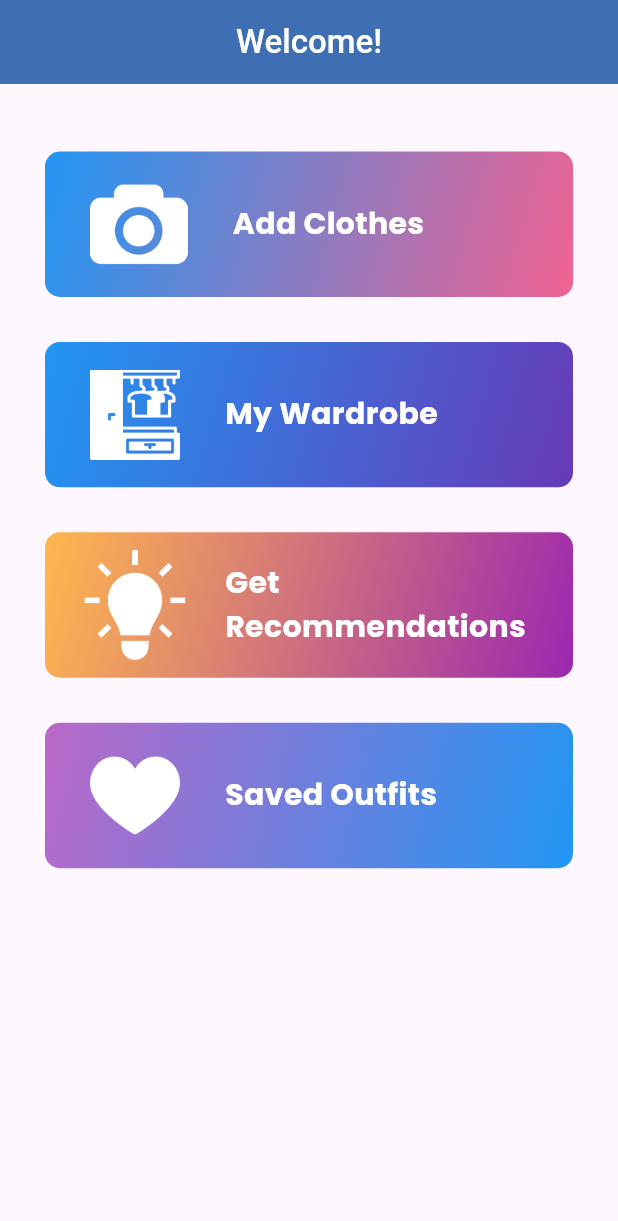
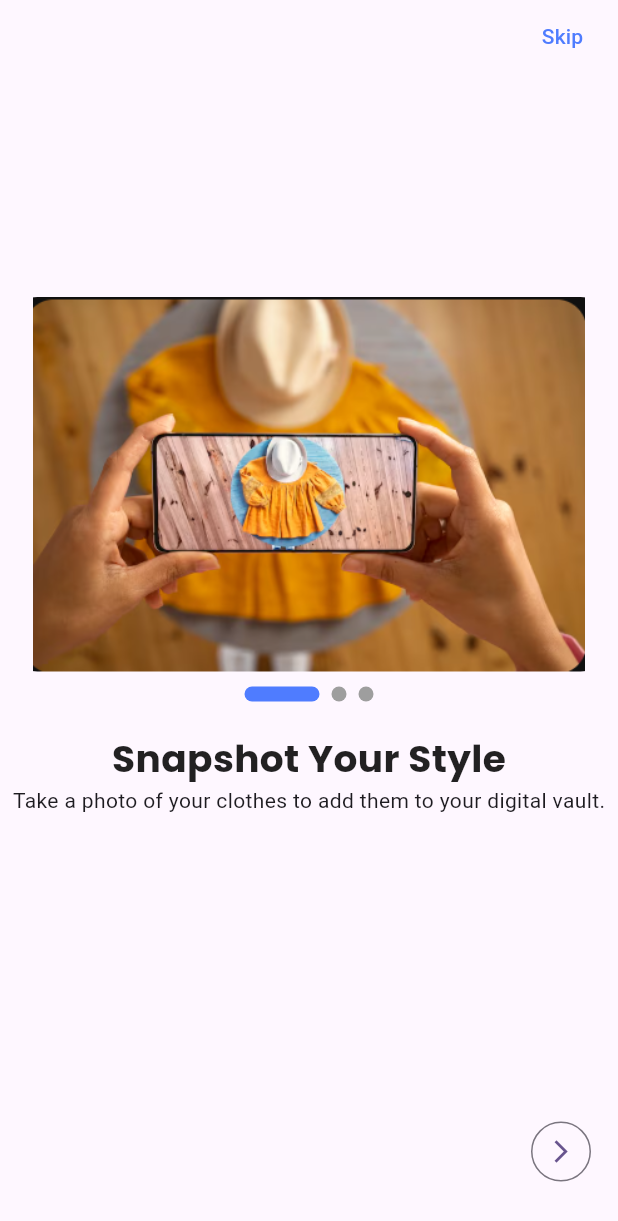
Before and after one commit to bilalah211/AI-Outfit-Recommender, a Flutter app: the screen it shows after launch, on a phone screen of 412 x 824 dp. Shown: the top 1221 px of the screen. Run offline on Flutter 3.47's test engine with Material 3 defaults, Android fonts, the phone set to English and light mode, and no system bars; drawn by our look-alikes of smooth_page_indicator; our stand-ins replace another_flushbar, cloud_firestore, firebase_core, flutter_dotenv, google_fonts, image_picker and 2 more; accounts and stored records are empty.

Commit message:
Code updated

```diff
--- a/lib/core/themes/app_text_styles.dart
+++ b/lib/core/themes/app_text_styles.dart
@@ -17,9 +17,9 @@ class AppTextStyles {
   );
 
   static TextStyle buttonText = GoogleFonts.poppins(
-    fontSize: 16,
-    fontWeight: FontWeight.w600,
-    color: AppColors.buttonText,
+    color: Colors.white,
+    fontSize: 18,
+    fontWeight: FontWeight.w500,
   );
 
   static TextStyle bodyText = GoogleFonts.poppins(
--- a/lib/core/utils/helper.dart
+++ b/lib/core/utils/app_images.dart
@@ -7,4 +7,10 @@ class AppImages {
   static const shirt = 'assets/png/blue shirt.png';
   static const pant = 'assets/png/pant.png';
   static const shoes = 'assets/png/shoes.jpg';
+
+  //---[Onboarding Image]---
+
+  static const String onboarding1 = 'assets/onboarding/onboarding1.png';
+  static const String onboarding2 = 'assets/onboarding/onboarding2.png';
+  static const String onboarding3 = 'assets/onboarding/onboarding3.png';
 }
--- a/lib/core/utils/app_routes.dart
+++ b/lib/core/utils/app_routes.dart
@@ -1,3 +1,4 @@
+import 'package:ai_outfit_recommender/presentation/views/onboarding_screen.dart';
 import 'package:flutter/material.dart';
 import '../../presentation/views/home_screen.dart';
 import '../../presentation/views/saved_outfit_screen.dart';
@@ -8,6 +9,8 @@ import '../../presentation/views/upload_image_screen.dart';
 
 class AppRoutes {
   static const String splash = '/';
+  static const String onboarding = '/onboarding';
+
   static const String home = '/home';
   static const String upload = '/upload';
   static const String wardrobe = '/wardrobe';
@@ -34,6 +37,8 @@ class AppRouter {
       case AppRoutes.saved:
         return MaterialPageRoute(builder: (context) => SavedOutFitScreen());
 
+      case AppRoutes.onboarding:
+        return MaterialPageRoute(builder: (context) => OnboardingScreen());
       default:
         return MaterialPageRoute(
           builder: (context) =>
--- /dev/null
+++ b/lib/data/models/onboarding_model.dart
@@ -0,0 +1,33 @@
+import 'package:ai_outfit_recommender/core/utils/app_images.dart';
+
+class OnboardingModel {
+  final String title;
+  final String description;
+  final String image;
+
+  OnboardingModel({
+    required this.title,
+    required this.description,
+    required this.image,
+  });
+}
+
+final List<OnboardingModel> onboardingPages = [
+  OnboardingModel(
+    title: "Snapshot Your Style",
+    description:
+        "Take a photo of your clothes to add them to your digital vault.",
+    image: AppImages.onboarding1,
+  ),
+  OnboardingModel(
+    title: "Your AI Stylist",
+    description: "Get perfect outfit matches from the clothes you already own.",
+    image: AppImages.onboarding2,
+  ),
+
+  OnboardingModel(
+    title: "Smart Style Filters",
+    description: "Select your occasion and the weather for a tailored look.",
+    image: AppImages.onboarding3,
+  ),
+];
--- a/lib/presentation/views/home_screen.dart
+++ b/lib/presentation/views/home_screen.dart
@@ -2,7 +2,7 @@ import 'package:flutter/material.dart';
 
 import '../../core/themes/app_colors.dart';
 import '../../core/utils/app_routes.dart';
-import '../../core/utils/helper.dart';
+import '../../core/utils/app_images.dart';
 import '../widgets/card.dart';
 import '../widgets/custom_appbar.dart';
 
--- /dev/null
+++ b/lib/presentation/views/onboarding_screen.dart
@@ -0,0 +1,179 @@
+import 'package:ai_outfit_recommender/core/themes/app_colors.dart';
+import 'package:ai_outfit_recommender/core/themes/app_text_styles.dart';
+import 'package:ai_outfit_recommender/core/utils/app_routes.dart';
+import 'package:ai_outfit_recommender/data/models/onboarding_model.dart';
+import 'package:ai_outfit_recommender/presentation/widgets/custom_button.dart';
+import 'package:flutter/material.dart';
+import 'package:smooth_page_indicator/smooth_page_indicator.dart';
+
+import '../../core/utils/shared_preferences_helper.dart';
+
+class OnboardingScreen extends StatefulWidget {
+  const OnboardingScreen({super.key});
+
+  @override
+  State<OnboardingScreen> createState() => _OnboardingScreenState();
+}
+
+class _OnboardingScreenState extends State<OnboardingScreen> {
+  final PageController controller = PageController();
+  int currentIndex = 0;
+
+  @override
+  Widget build(BuildContext context) {
+    return Scaffold(
+      body: SafeArea(
+        child: PageView.builder(
+          controller: controller,
+          itemCount: onboardingPages.length,
+          onPageChanged: (index) {
+            setState(() {
+              currentIndex = index;
+            });
+          },
+          itemBuilder: (context, index) {
+            return Padding(
+              padding: const EdgeInsets.symmetric(horizontal: 5),
+              child: Column(
+                mainAxisAlignment: MainAxisAlignment.start,
+
+                children: [
+                  Align(
+                    alignment: Alignment.topRight,
+                    child: TextButton(
+                      onPressed: () {
+                        controller.animateToPage(
+                          onboardingPages.length - 1,
+                          duration: Duration(milliseconds: 400),
+                          curve: Curves.easeInOut,
+                        );
+                      },
+                      child: Text(
+                        'Skip',
+                        style: TextStyle(color: AppColors.primary),
+                      ),
+                    ),
+                  ),
+                  SizedBox(height: 150),
+
+                  Container(
+                    height: MediaQuery.of(context).size.height / 3.3,
+                    width: MediaQuery.of(context).size.width,
+                    decoration: BoxDecoration(
+                      borderRadius: BorderRadius.circular(20),
+                      image: DecorationImage(
+                        image: AssetImage(onboardingPages[index].image),
+                      ),
+                    ),
+                  ),
+                  SizedBox(height: 10),
+
+                  //---[Smooth Indicator]---
+                  _buildSmoothPageIndicator(),
+                  SizedBox(height: 20),
+
+                  //---[Title]---
+                  _buildText(
+                    index,
+                    onboardingPages[index].title,
+                    AppTextStyles.appTitle.copyWith(color: Colors.black87),
+                  ),
+                  //---[Description]---
+                  _buildText(index, onboardingPages[index].description, null),
+
+                  SizedBox(height: 200),
+                  Row(
+                    children: [
+                      //---[Arrow Back Button]---
+                      currentIndex > 0
+                          ? _buildOutlinedButton(
+                              onPressed: () => controller.previousPage(
+                                duration: Duration(milliseconds: 300),
+                                curve: Curves.decelerate,
+                              ),
+                              Icon(Icons.arrow_back_ios_new),
+                            )
+                          : SizedBox(),
+                      Spacer(),
+                      currentIndex == onboardingPages.length - 1
+                          ? CustomButton(
+                              height: MediaQuery.sizeOf(context).height / 15,
+                              width: MediaQuery.sizeOf(context).width / 2,
+                              onTap: () async {
+                                if (currentIndex ==
+                                    onboardingPages.length - 1) {
+                                  //  Save that onboarding is completed
+                                  await SharedPreferencesHelper.setIsFirstTime();
+
+                                  //  Navigate to Home
+                                  Navigator.pushNamed(context, AppRoutes.home);
+                                } else {
+                                  controller.nextPage(
+                                    duration: Duration(milliseconds: 300),
+                                    curve: Curves.decelerate,
+                                  );
+                                }
+                              },
+                              child: Text(
+                                'Get Started',
+                                style: AppTextStyles.buttonText,
+                              ),
+                            )
+                          : SizedBox(),
+                      Spacer(),
+
+                      //---[Arrow Forward Button]---
+                      currentIndex != onboardingPages.length - 1
+                          ? _buildOutlinedButton(
+                              Icon(Icons.arrow_forward_ios),
+                              onPressed: () {
+                                controller.nextPage(
+                                  duration: Duration(milliseconds: 300),
+                                  curve: Curves.decelerate,
+                                );
+                              },
+                            )
+                          : SizedBox(),
+                    ],
+                  ),
+                ],
+              ),
+            );
+          },
+        ),
+      ),
+    );
+  }
+
+  Widget _buildText(int index, String title, TextStyle? style) {
+    return Align(
+      alignment: Alignment.center,
+      child: Center(child: Text(title, style: style)),
+    );
+  }
+
+  //---[Outline Button]---
+
+  Widget _buildOutlinedButton(Widget child, {required VoidCallback onPressed}) {
+    return OutlinedButton(
+      style: OutlinedButton.styleFrom(shape: CircleBorder()),
+      onPressed: onPressed,
+
+      child: child,
+    );
+  }
+
+  //---[Smooth Indicator]---
+  Widget _buildSmoothPageIndicator() {
+    return SmoothPageIndicator(
+      controller: controller,
+      count: onboardingPages.length,
+      effect: ExpandingDotsEffect(
+        expansionFactor: 5,
+        activeDotColor: AppColors.primary,
+        dotHeight: 10,
+        dotWidth: 10,
+      ),
+    );
+  }
+}
--- a/lib/presentation/views/saved_outfit_screen.dart
+++ b/lib/presentation/views/saved_outfit_screen.dart
@@ -4,7 +4,7 @@ import 'package:flutter/material.dart';
 import 'package:provider/provider.dart';
 
 import '../../core/themes/app_text_styles.dart';
-import '../../core/utils/helper.dart';
+import '../../core/utils/app_images.dart';
 import '../widgets/custom_appbar.dart';
 import '../widgets/custom_button.dart';
 import '../widgets/custom_container.dart';
--- a/lib/presentation/views/splash_screen.dart
+++ b/lib/presentation/views/splash_screen.dart
@@ -20,12 +20,12 @@ class _SplashScreenState extends State<SplashScreen> {
   }
 
   Future<void> deciderScreen() async {
-    await Future.delayed(Duration(seconds: 3));
+    await Future.delayed(Duration(seconds: 5));
 
     bool isFirstTime = await SharedPreferencesHelper.isFirstTime();
 
     if (isFirstTime) {
-      Navigator.pushNamed(context, AppRoutes.home);
+      Navigator.pushNamed(context, AppRoutes.onboarding);
     } else {
       Navigator.pushReplacementNamed(context, AppRoutes.home);
     }
--- a/lib/presentation/views/upload_image_screen.dart
+++ b/lib/presentation/views/upload_image_screen.dart
@@ -1,6 +1,6 @@
 import 'dart:io';
 import 'package:ai_outfit_recommender/core/utils/app_strings.dart';
-import 'package:ai_outfit_recommender/core/utils/helper.dart';
+import 'package:ai_outfit_recommender/core/utils/app_images.dart';
 import 'package:ai_outfit_recommender/core/utils/Flushbar_helper.dart';
 import 'package:ai_outfit_recommender/core/utils/validators.dart';
 import 'package:ai_outfit_recommender/presentation/viewModel/upload_image_viewModel.dart';
--- a/pubspec.yaml
+++ b/pubspec.yaml
@@ -28,12 +28,14 @@ dependencies:
   http: ^1.6.0
   #--Flushbar
   another_flushbar: ^1.12.32
-  #--For Hiding Api keys
+  #--Api keys
   flutter_dotenv: ^5.1.0
   #--Shared Preferences
   shared_preferences: ^2.5.5
   #--Shimmer Effect
   shimmer: ^3.0.0
+  #--Indicators
+  smooth_page_indicator: ^1.1.0
 
 dev_dependencies:
   flutter_test:
@@ -53,4 +55,5 @@ flutter:
     - assets/splash logos/
     - assets/png/
     - assets/outfits/
+    - assets/onboarding/
     - .env
```
Also changed, not shown: assets/onboarding/onboarding1.png (added), assets/onboarding/onboarding2.png (added), assets/onboarding/onboarding3.png (added), pubspec.lock, 1 other file.
